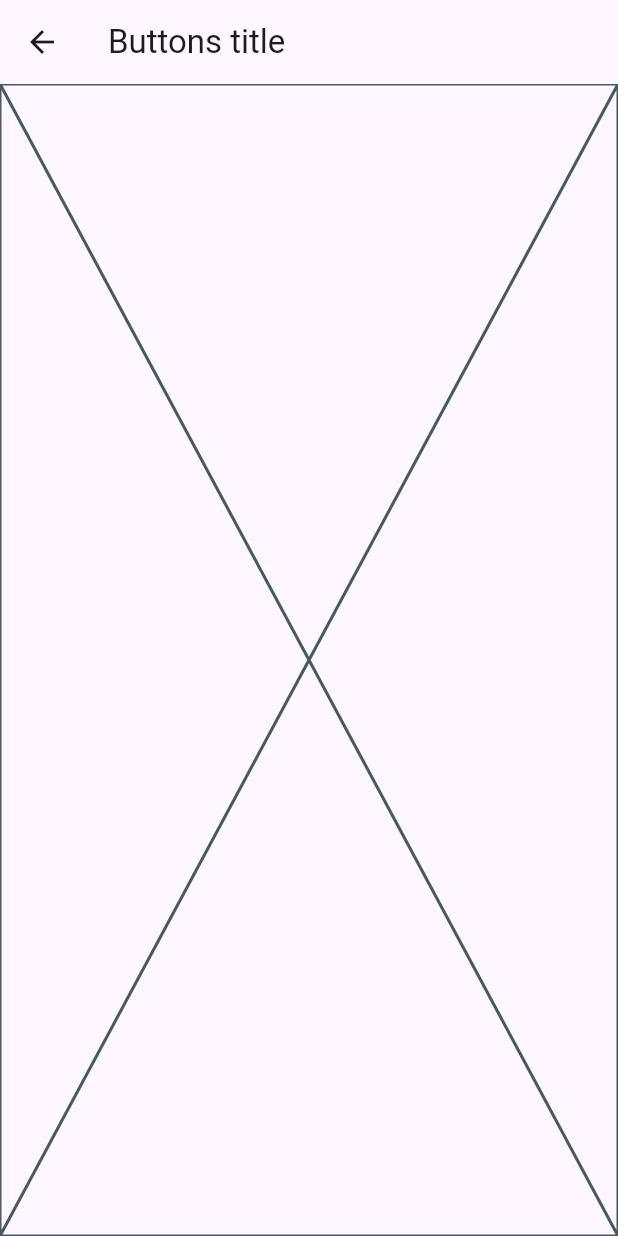
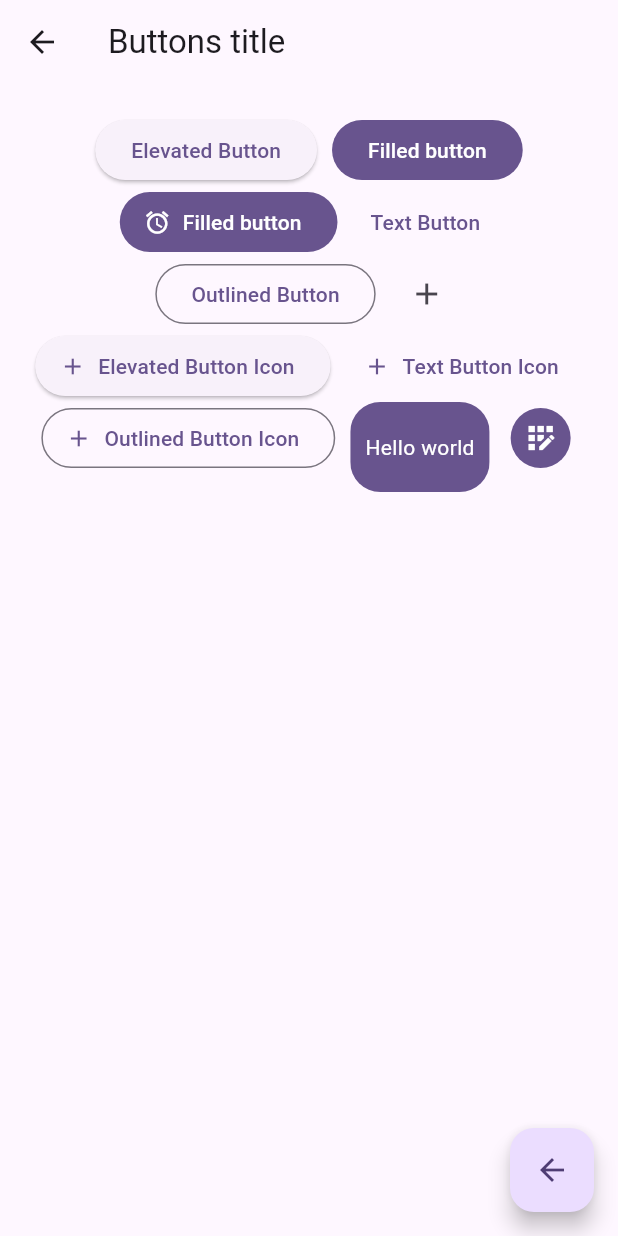
Before and after one commit to DamEspinola/Flutter-widgets-app, a Flutter app: the ButtonScreen screen opened by its route, on a phone screen of 412 x 824 dp. Run offline on Flutter 3.47's test engine with Material 3 defaults, Android fonts, the phone set to English and light mode, and no system bars; our stand-ins replace go_router.

Commit message:
buttons screens finished

```diff
--- a/lib/presentation/screens/button/button_screen.dart
+++ b/lib/presentation/screens/button/button_screen.dart
@@ -9,7 +9,102 @@ class ButtonScreen extends StatelessWidget {
       appBar: AppBar(
         title: Text("Buttons title"),
       ),
-      body: Placeholder(),
+      body: _ButtonsView(),
+      floatingActionButton: FloatingActionButton(
+        onPressed: () {
+          Navigator.pop(context);
+        },
+        child: Icon(Icons.arrow_back),
+      ),
     );
   }
 }
+
+
+class _ButtonsView extends StatelessWidget {
+  const _ButtonsView();
+
+  @override
+  Widget build(BuildContext context) {
+    final color = Theme.of(context).colorScheme;
+    return SizedBox(
+      width: double.infinity,
+      child: Padding(
+        padding: const EdgeInsets.symmetric(horizontal: 10, vertical: 20),
+        child: Wrap(
+          spacing: 10,
+          alignment: WrapAlignment.center,
+          children: [
+            ElevatedButton(
+              onPressed: () {},
+              child: Text("Elevated Button"),
+            ),
+            FilledButton(onPressed: (){}, child: Text("Filled button")),
+            FilledButton.icon(onPressed: (){}, label: Text("Filled button"), icon: Icon(Icons.access_alarm),),
+            TextButton(
+              onPressed: () {},
+              child: Text("Text Button"),
+            ),
+            OutlinedButton(
+              onPressed: () {},
+              child: Text("Outlined Button"),
+            ),
+            IconButton(
+              onPressed: () {},
+              icon: Icon(Icons.add),
+            ),
+            ElevatedButton.icon(
+              onPressed: () {},
+              icon: Icon(Icons.add),
+              label: Text("Elevated Button Icon"),
+            ),
+            TextButton.icon(
+              onPressed: () {},
+              icon: Icon(Icons.add),
+              label: Text("Text Button Icon"),
+            ),
+            OutlinedButton.icon(
+              onPressed: () {},
+              icon: Icon(Icons.add),
+              label: Text("Outlined Button Icon"),
+            ),
+
+          const CustomButton(),
+
+            IconButton(onPressed: (){},
+              icon: Icon(Icons.app_registration_outlined),
+              style: ButtonStyle(
+                backgroundColor: WidgetStatePropertyAll(color.primary),
+                iconColor: WidgetStatePropertyAll(Colors.white))
+
+                ,)
+          ],
+        ),
+      ),
+    );
+  }
+}
+
+
+class CustomButton extends StatelessWidget {
+  const CustomButton({super.key});
+
+  @override
+  Widget build(BuildContext context) {
+
+    final colors = Theme.of(context).colorScheme;
+    return ClipRRect(
+      borderRadius: BorderRadius.circular(20),
+      child: Material(
+        color: colors.primary,
+        child: InkWell(
+          onTap: () {},
+          child: Padding(
+            padding: EdgeInsets.symmetric(horizontal: 10, vertical: 20),
+            child: Text("Hello world", style: TextStyle(color: Colors.white),),
+          ),
+        ),
+      ),
+    );
+  }
+}
```
